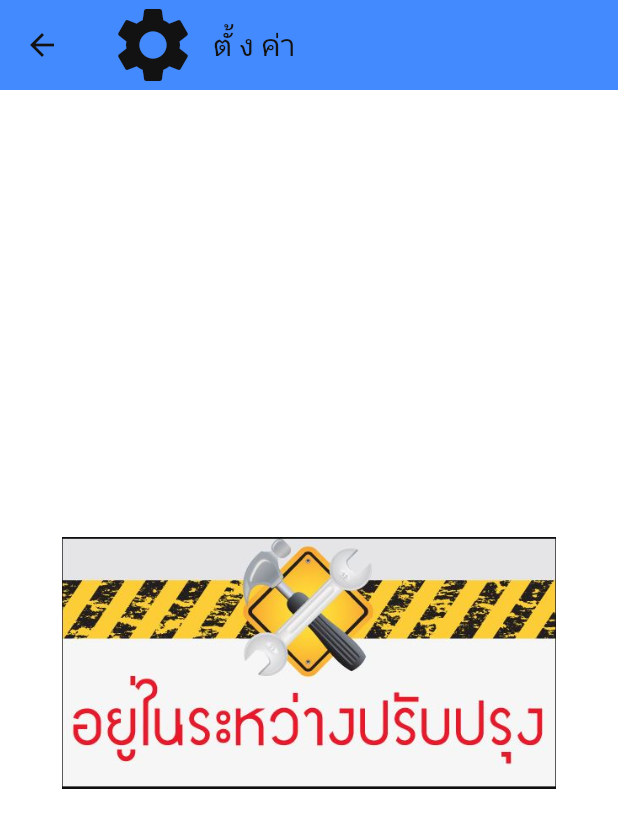
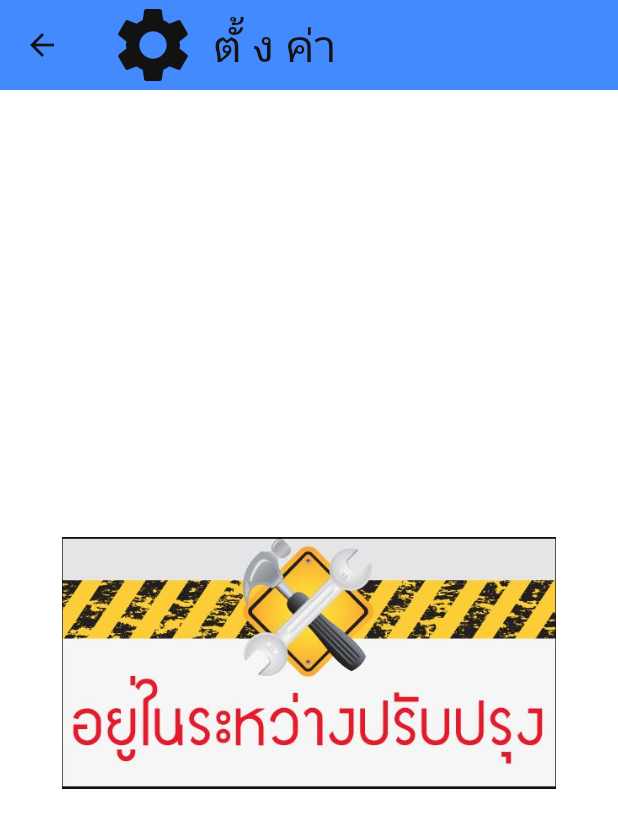
Before and after one commit to thawatchai28063/medicaltoolv2, a Flutter app: the SetTingPage screen opened directly, on a phone screen of 412 x 824 dp. Shown: the top 828 px of the screen. Run offline on Flutter 3.47's test engine with Material 2 defaults, Android fonts, the light colour scheme and no system bars; our stand-ins replace get, lottie, quickalert; missing offline and left inert: simple_barcode_scanner; network calls fail.

Commit message:
updateใบยืมคืน

```diff
--- a/lib/screens/detail_pagev2.dart
+++ b/lib/screens/detail_pagev2.dart
@@ -180,14 +180,14 @@ class _Detailv2State extends State<Detailv2> {
                                   ),
                                   Divider(),
                                   InfoRow(
-                                    title: 'CD :',
+                                    title: 'หมายเลขเครื่อง:',
                                     value: productlist.listproduct[0].mdcCd
                                         .toString(),
                                     // isCentered: true,
                                   ),
                                   Divider(),
                                   InfoRow(
-                                    title: 'Equipment:',
+                                    title: 'อุปกรณ์:',
                                     value: productlist
                                         .listproduct[0].mdcEquipment
                                         .toString(),
@@ -217,7 +217,7 @@ class _Detailv2State extends State<Detailv2> {
                                   ),
                                   Divider(),
                                   InfoRow(
-                                    title: 'last:',
+                                    title: 'สถานภาพสินทรัพย์:',
                                     value: productlist
                                         .listproduct[0].mdcCostlast
                                         .toString(),
--- a/lib/screens/setting.dart
+++ b/lib/screens/setting.dart
@@ -28,7 +28,7 @@ class _SetTingPageState extends State<SetTingPage> {
               ),
               const Text(
                 'ตั้ ง ค่า',
-                style: TextStyle(fontSize: 20),
+                style: TextStyle(fontSize: 30),
               ),
             ],
           ),
```
